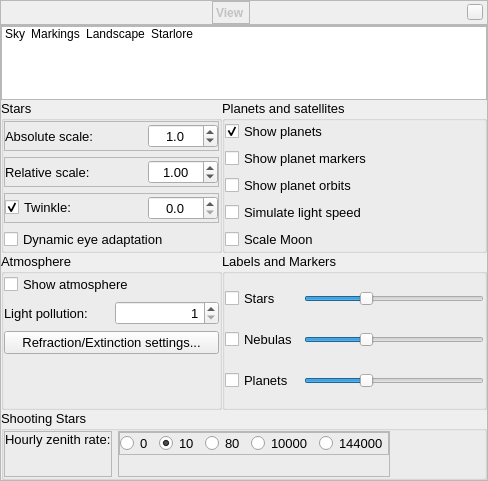
This is src/gui/viewDialog.ui in 519984307/stellarium_src as Qt 5 draws it before an edit. The edited form follows.
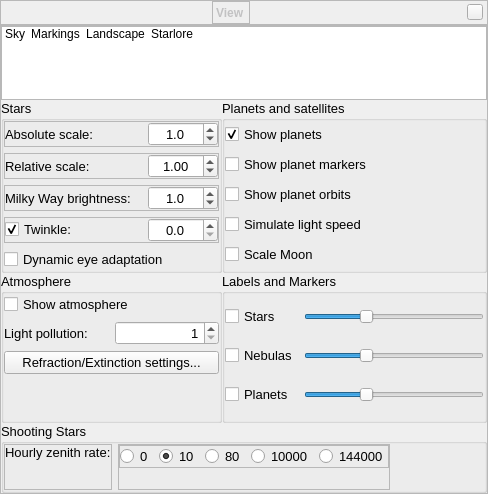
This is the edited form. Icons and pictures are not drawn. Custom widgets are drawn as their Qt base class.

Commit message: added control brightness of the Milky Way

What changed in the file:
```diff
--- a/src/gui/viewDialog.ui
+++ b/src/gui/viewDialog.ui
@@ -517,6 +517,50 @@
                </layout>
               </widget>
              </item>
+             <item>
+              <widget class="QFrame" name="frameMilkyWay">
+               <property name="frameShape">
+                <enum>QFrame::StyledPanel</enum>
+               </property>
+               <property name="frameShadow">
+                <enum>QFrame::Raised</enum>
+               </property>
+               <layout class="QHBoxLayout" name="horizontalLayout_8">
+                <property name="margin">
+                 <number>0</number>
+                </property>
+                <item>
+                 <widget class="QLabel" name="labelMilkyWay">
+                  <property name="text">
+                   <string>Milky Way brightness:</string>
+                  </property>
+                 </widget>
+                </item>
+                <item>
+                 <widget class="QDoubleSpinBox" name="milkyWayBrightnessDoubleSpinBox">
+                  <property name="maximumSize">
+                   <size>
+                    <width>70</width>
+                    <height>16777215</height>
+                   </size>
+                  </property>
+                  <property name="alignment">
+                   <set>Qt::AlignCenter</set>
+                  </property>
+                  <property name="decimals">
+                   <number>1</number>
+                  </property>
+                  <property name="maximum">
+                   <double>10.000000000000000</double>
+                  </property>
+                  <property name="value">
+                   <double>1.000000000000000</double>
+                  </property>
+                 </widget>
+                </item>
+               </layout>
+              </widget>
+             </item>
              <item>
               <widget class="QFrame" name="frame_12">
                <property name="frameShape">
```
The commit also changes 5 other files.
